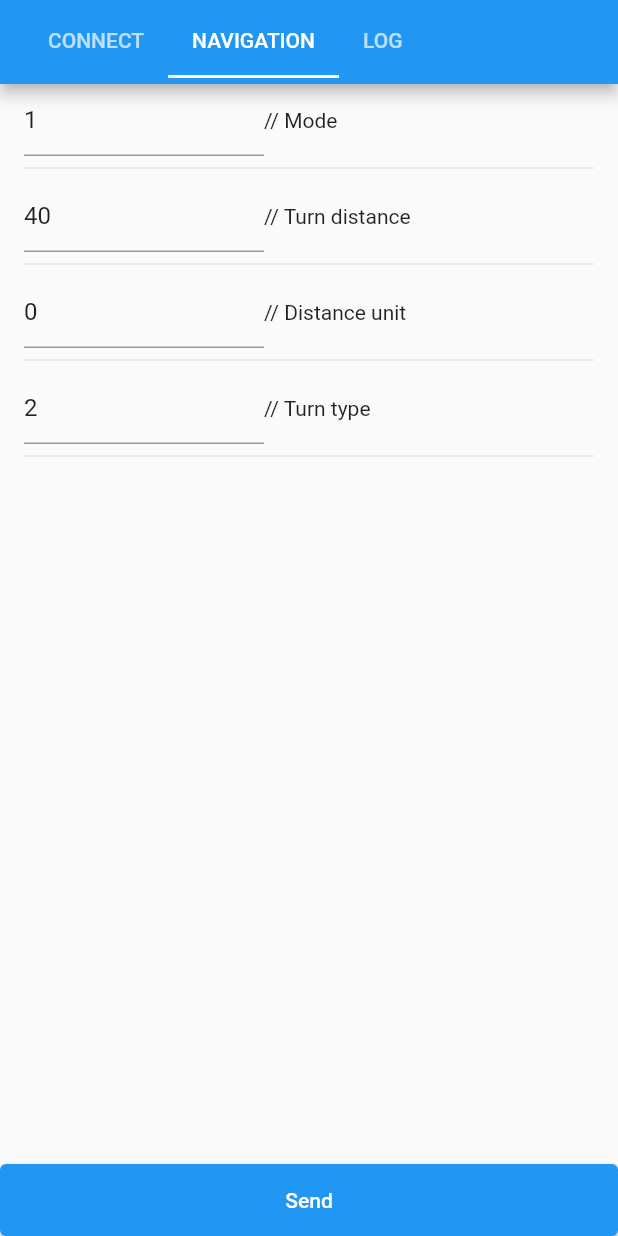
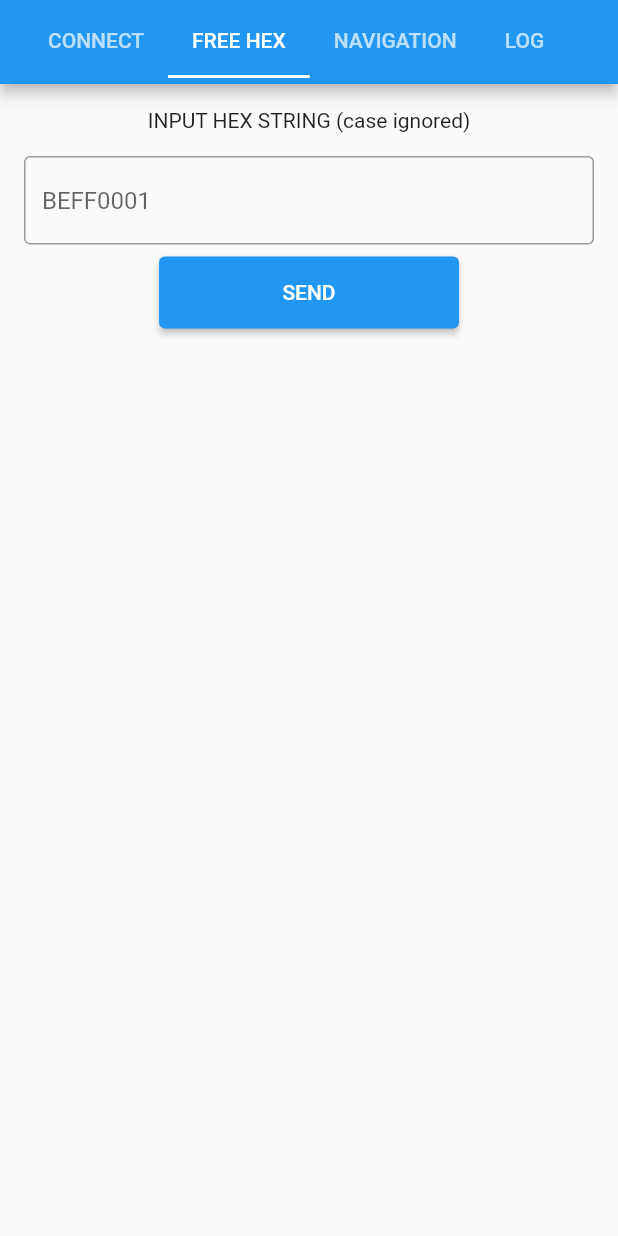
Before and after one commit to koso-app/flutter-kosometer-sample, a Flutter app: the screen it shows after launch, tab 2 chosen, on a phone screen of 412 x 824 dp. Run offline on Flutter 3.47's test engine with Material 2 defaults, Android fonts, the phone set to English and light mode, and no system bars; our stand-ins replace fluttertoast, geolocator, permission_handler, shared_preferences, string_validator; generated files the repository leaves out were written again.

Commit message:
Added FreeHex page

```diff
--- a/lib/channel/flutter-talkie.dart
+++ b/lib/channel/flutter-talkie.dart
@@ -3,6 +3,7 @@ import 'dart:convert';
 
 import 'package:flutter/services.dart';
 import 'package:kosometer/manager/log-manager.dart';
+import 'package:kosometer/transaction/kawasaki/freehex.dart';
 import '../transaction/base-incoming.dart';
 import '../transaction/kawasaki/naviinfo.dart';
 import '../transaction/rx5/incoming-info1.dart';
@@ -165,6 +166,13 @@ class FlutterTalkie {
     });
   }
 
+  Future sendFreeHexKawasaki(FreeHexKawasaki cmd){
+    var j = json.encode(cmd);
+    return platform.invokeMethod('freehex-kawasaki', <String, dynamic>{
+      'freehex-kawasaki': j,
+    });
+  }
+
   Future startAncs() async{
     LogManager.get().push(LogItem(title: "start ANCS", content: "", timestamp: DateTime.now().millisecondsSinceEpoch, direction: 0));
     platform.invokeMethod('start_ancs');
--- a/lib/home.dart
+++ b/lib/home.dart
@@ -1,9 +1,9 @@
 import 'package:flutter/material.dart';
-import 'package:kosometer/screen/page-log.dart';
+import 'screen/page-freehex.dart';
+import 'screen/page-log.dart';
 
 import 'screen/page-connect.dart';
 import 'screen/page-navigation.dart';
-import 'screen/page-received.dart';
 
 
 class HomeScreen extends StatelessWidget {
@@ -12,13 +12,14 @@ class HomeScreen extends StatelessWidget {
   @override
   Widget build(BuildContext context) {
     return DefaultTabController(
-      length: 3,
+      length: 4,
       child: Scaffold(
         appBar: AppBar(
           title: const TabBar(
             tabs: [
               Tab(text: "CONNECT",),
               // Tab(text: "RECEIVED"),
+              Tab(text: "FREE HEX"),
               Tab(text: "NAVIGATION"),
               Tab(text: "LOG"),
             ],
@@ -29,6 +30,7 @@ class HomeScreen extends StatelessWidget {
           children: [
             PageConnect(),
             // PageReceived(),
+            PageFreeHex(),
             PageNavigationKawasaki(),
             PageLog()
           ],
--- /dev/null
+++ b/lib/screen/page-freehex.dart
@@ -0,0 +1,61 @@
+import 'package:flutter/material.dart';
+import 'package:fluttertoast/fluttertoast.dart';
+import 'package:kosometer/channel/flutter-talkie.dart';
+import 'package:kosometer/transaction/kawasaki/freehex.dart';
+import 'package:string_validator/string_validator.dart';
+
+class PageFreeHex extends StatefulWidget {
+  const PageFreeHex({Key? key}) : super(key: key);
+
+  @override
+  State<PageFreeHex> createState() => _PageFreeHexState();
+}
+
+class _PageFreeHexState extends State<PageFreeHex> {
+  final TextEditingController fieldController = TextEditingController();
+
+  @override
+  Widget build(BuildContext context) {
+    return Padding(
+      padding: EdgeInsets.all(16.0),
+      child: Column(
+        children: [
+          Text('INPUT HEX STRING (case ignored)'),
+          SizedBox(
+            height: 16,
+          ),
+          TextField(
+            controller: fieldController,
+            decoration: InputDecoration(
+              hintText: 'BEFF0001',
+              border: OutlineInputBorder(
+                borderSide: BorderSide(
+                  color: Theme.of(context).primaryColor,
+                  width: 1,
+                ),
+              ),
+            ),
+            maxLines: null,
+          ),
+          Padding(
+            padding: const EdgeInsets.all(8.0),
+            child: SizedBox(
+                height: 48,
+                width: 200,
+                child: ElevatedButton(
+                    onPressed: () {
+                      var text = fieldController.text;
+                      if (isHexadecimal(text)) {
+                        var cmd = FreeHexKawasaki(text);
+                        talkie.sendFreeHexKawasaki(cmd);
+                      }else{
+                        Fluttertoast.showToast(msg: 'invalid hex');
+                      }
+                    },
+                    child: const Text('SEND'))),
+          )
+        ],
+      ),
+    );
+  }
+}
--- /dev/null
+++ b/lib/transaction/kawasaki/freehex.dart
@@ -0,0 +1,14 @@
+import 'package:kosometer/transaction/base-outgoing.dart';
+
+class FreeHexKawasaki extends BaseOutgoing {
+
+  String hexString = '';
+  FreeHexKawasaki(this.hexString);
+
+  FreeHexKawasaki.fromJson(Map<String, dynamic> json)
+      : hexString = json['hexString'];
+
+  Map<String, dynamic> toJson() => {
+    'hexString': hexString
+  };
+}
--- a/pubspec.yaml
+++ b/pubspec.yaml
@@ -41,7 +41,8 @@ dependencies:
   shared_preferences: ^2.0.13
   geolocator: ^9.0.1
   permission_handler: ^10.2.0
-  fluttertoast: ^8.2.1
+  fluttertoast: ^8.2.2
+  string_validator: ^1.0.0
 
 dev_dependencies:
   flutter_test:
```
Also changed, not shown: pubspec.lock, 5 other files.
